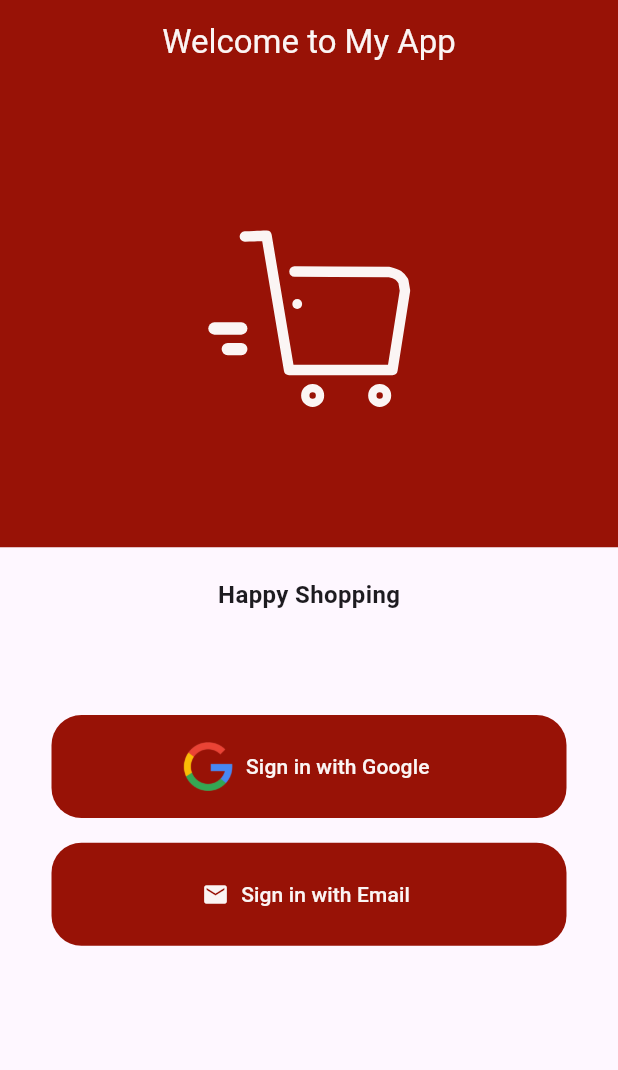
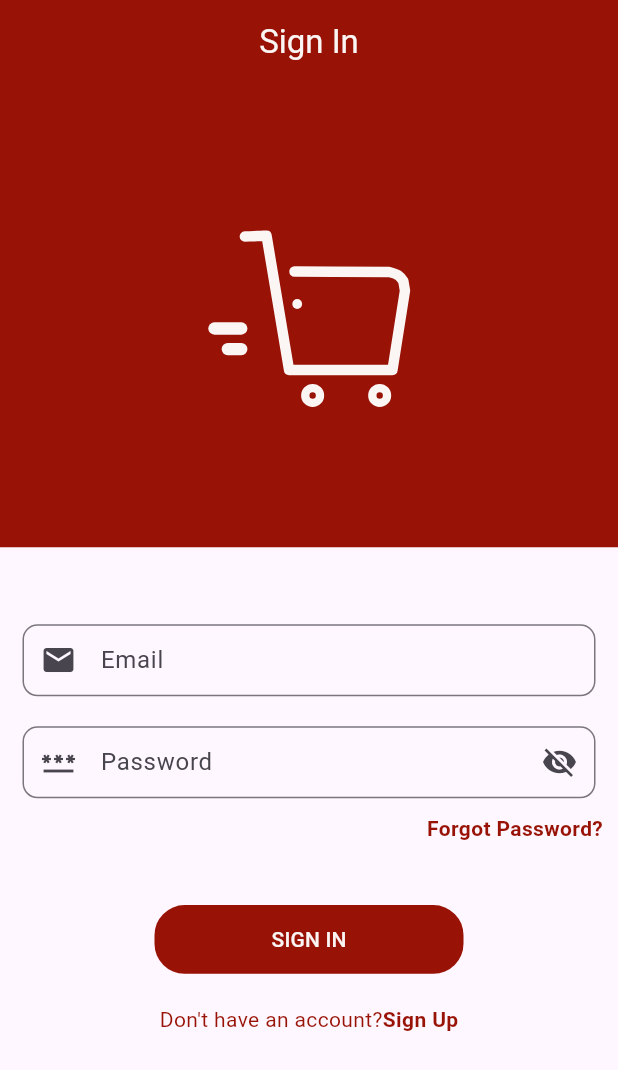
Before and after one commit to Karanbohara01/mobile-ecommerce, a Flutter app: the screen it shows after launch, on a phone screen of 412 x 824 dp. Shown: the top 1070 px of the screen. Run offline on Flutter 3.47's test engine with Material 3 defaults, Android fonts, the phone set to English and light mode, and no system bars; our stand-ins replace flutter_keyboard_visibility, get, lottie.

Commit message:
sign-in-screen

```diff
--- a/lib/main.dart
+++ b/lib/main.dart
@@ -1,8 +1,6 @@
 import 'package:flutter/material.dart';
-import 'package:flutter_application_e_comm/screens/auth-ui/splash-screen.dart';
+import 'package:flutter_application_e_comm/screens/auth-ui/sign-in-screen.dart';
 import 'package:get/get.dart';
-
-import 'screens/user-panel/main-screen.dart';
 
 void main() {
   runApp(const MyApp());
@@ -20,7 +18,7 @@ class MyApp extends StatelessWidget {
         colorScheme: ColorScheme.fromSeed(seedColor: Colors.deepPurple),
         useMaterial3: true,
       ),
-      home: const SplashScreen(),
+      home: const SignInScreen(),
     );
   }
 }
--- /dev/null
+++ b/lib/screens/auth-ui/sign-in-screen.dart
@@ -0,0 +1,137 @@
+// ignore_for_file: avoid_unnecessary_containers, prefer_const_constructors, prefer_const_literals_to_create_immutables
+
+import 'package:flutter/material.dart';
+import 'package:flutter_application_e_comm/utils/app-constant.dart';
+import 'package:flutter_keyboard_visibility/flutter_keyboard_visibility.dart';
+import 'package:get/get.dart';
+import 'package:lottie/lottie.dart';
+
+class SignInScreen extends StatefulWidget {
+  const SignInScreen({super.key});
+
+  @override
+  State<SignInScreen> createState() => _SignInScreenState();
+}
+
+class _SignInScreenState extends State<SignInScreen> {
+  @override
+  Widget build(BuildContext context) {
+    return KeyboardVisibilityBuilder(builder: (context, isKeyboardVisible) {
+      return Scaffold(
+        appBar: AppBar(
+          backgroundColor: AppConstants.secondaryColor,
+          centerTitle: true,
+          title: const Text(
+            "Sign In",
+            style: TextStyle(color: AppConstants.textColor),
+          ),
+        ),
+        body: Container(
+          child: Column(
+            children: [
+              Column(
+                children: [
+                  isKeyboardVisible
+                      ? Text("Wel come to My App")
+                      : Lottie.asset('assets/images/splash-icon.json'),
+                ],
+              ),
+              SizedBox(
+                height: Get.height / 20,
+              ),
+              Container(
+                margin: EdgeInsets.symmetric(horizontal: 5.0),
+                width: Get.width,
+                child: Padding(
+                  padding: const EdgeInsets.all(10.0),
+                  child: TextFormField(
+                    cursorColor: AppConstants.secondaryColor,
+                    keyboardType: TextInputType.emailAddress,
+                    decoration: InputDecoration(
+                      hintText: "Email",
+                      prefixIcon: Icon(Icons.email),
+                      contentPadding: EdgeInsets.only(top: 2.0, left: 8.0),
+                      border: OutlineInputBorder(
+                        borderRadius: BorderRadius.circular(10.0),
+                      ),
+                    ),
+                  ),
+                ),
+              ),
+              Container(
+                margin: EdgeInsets.symmetric(horizontal: 5.0),
+                width: Get.width,
+                child: Padding(
+                  padding: const EdgeInsets.all(10.0),
+                  child: TextFormField(
+                    cursorColor: AppConstants.secondaryColor,
+                    keyboardType: TextInputType.emailAddress,
+                    decoration: InputDecoration(
+                      hintText: "Password",
+                      prefixIcon: Icon(Icons.password),
+                      suffixIcon: Icon(Icons.visibility_off),
+                      contentPadding: EdgeInsets.only(top: 2.0, left: 8.0),
+                      border: OutlineInputBorder(
+                        borderRadius: BorderRadius.circular(10.0),
+                      ),
+                    ),
+                  ),
+                ),
+              ),
+              Container(
+                margin: EdgeInsets.symmetric(horizontal: 10.0),
+                alignment: Alignment.centerRight,
+                child: Text(
+                  "Forgot Password?",
+                  style: TextStyle(
+                      color: AppConstants.secondaryColor,
+                      fontWeight: FontWeight.bold),
+                ),
+              ),
+              SizedBox(
+                height: Get.height / 20,
+              ),
+              Material(
+                child: Container(
+                  width: Get.width / 2,
+                  height: Get.height / 18.0,
+                  decoration: BoxDecoration(
+                    color: AppConstants.secondaryColor,
+                    borderRadius: BorderRadius.circular(20.0),
+                  ),
+                  child: TextButton(
+                    child: Text(
+                      "SIGN IN",
+                      style: TextStyle(color: AppConstants.textColor),
+                    ),
+                    onPressed: () {},
+                  ),
+                ),
+              ),
+              SizedBox(
+                height: Get.height / 40,
+              ),
+              Row(
+                mainAxisAlignment: MainAxisAlignment.center,
+                children: [
+                  Text(
+                    "Don't have an account?",
+                    style: TextStyle(
+                      color: AppConstants.secondaryColor,
+                    ),
+                  ),
+                  Text(
+                    "Sign Up",
+                    style: TextStyle(
+                        color: AppConstants.secondaryColor,
+                        fontWeight: FontWeight.bold),
+                  ),
+                ],
+              )
+            ],
+          ),
+        ),
+      );
+    });
+  }
+}
--- a/lib/screens/auth-ui/welcome_screen.dart
+++ b/lib/screens/auth-ui/welcome_screen.dart
@@ -1,3 +1,5 @@
+// ignore_for_file: prefer_const_constructors
+
 import 'package:flutter/material.dart';
 import 'package:get/get.dart';
 import 'package:lottie/lottie.dart';
--- a/pubspec.yaml
+++ b/pubspec.yaml
@@ -36,6 +36,7 @@ dependencies:
   cupertino_icons: ^1.0.2
   lottie: ^3.0.0
   get: ^4.6.6
+  flutter_keyboard_visibility: ^6.0.0
 
 dev_dependencies:
   flutter_test:
```
Also changed, not shown: pubspec.lock.
